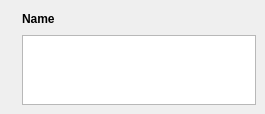
First picture: the form in widgets/bubble.ui, repository XMuli/BubbleChat, before the edit.
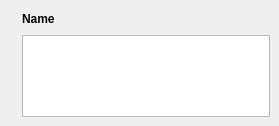
Second picture: the form after the edit. Icons and pictures are not drawn.

Commit message: feat: Optimize the effect of displaying bubble controls, width and height

Diff of the .ui file:
```diff
--- a/widgets/bubble.ui
+++ b/widgets/bubble.ui
@@ -6,8 +6,8 @@
    <rect>
     <x>0</x>
     <y>0</y>
-    <width>265</width>
-    <height>113</height>
+    <width>279</width>
+    <height>126</height>
    </rect>
   </property>
   <property name="sizePolicy">
```
The commit also changes 3 other files.
